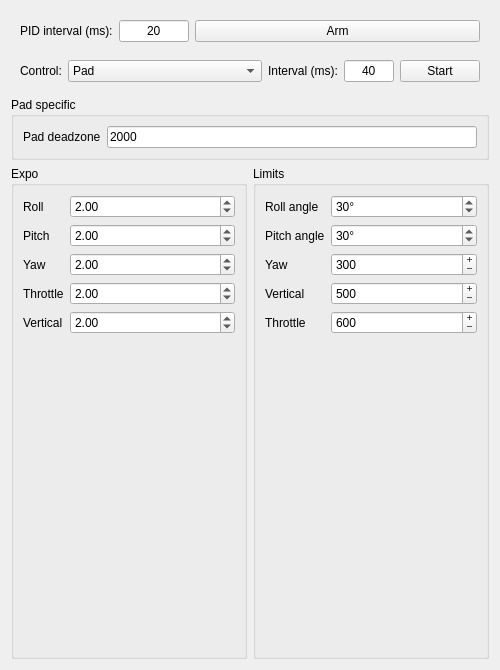
Old version of the form UiFiles/controlSettings.ui in the repository knr-auv/PC_GUI.
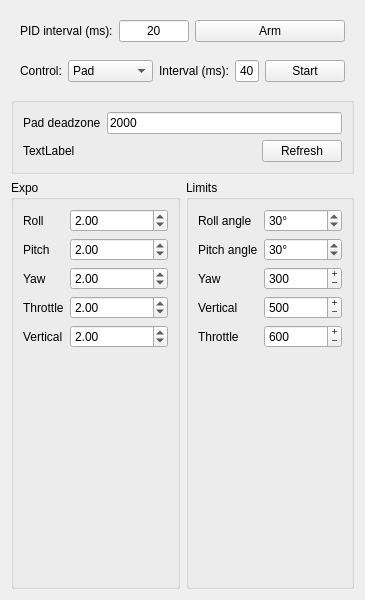
New version of the form.

```diff
--- a/UiFiles/controlSettings.ui
+++ b/UiFiles/controlSettings.ui
@@ -6,12 +6,12 @@
    <rect>
     <x>0</x>
     <y>0</y>
-    <width>500</width>
-    <height>670</height>
+    <width>365</width>
+    <height>600</height>
    </rect>
   </property>
   <property name="sizePolicy">
-   <sizepolicy hsizetype="Preferred" vsizetype="Preferred">
+   <sizepolicy hsizetype="Preferred" vsizetype="Minimum">
     <horstretch>0</horstretch>
     <verstretch>0</verstretch>
    </sizepolicy>
@@ -19,7 +19,7 @@
   <property name="minimumSize">
    <size>
     <width>0</width>
-    <height>0</height>
+    <height>600</height>
    </size>
   </property>
   <property name="maximumSize">
@@ -240,13 +240,28 @@
         <property name="minimumSize">
          <size>
           <width>0</width>
-          <height>50</height>
+          <height>69</height>
          </size>
         </property>
         <property name="title">
-         <string>Pad specific</string>
+         <string/>
         </property>
-        <layout class="QHBoxLayout" name="horizontalLayout">
+        <layout class="QVBoxLayout" name="verticalLayout_4">
+         <item>
+          <widget class="QWidget" name="widget_4" native="true">
+           <layout class="QHBoxLayout" name="horizontalLayout_5">
+            <property name="leftMargin">
+             <number>0</number>
+            </property>
+            <property name="topMargin">
+             <number>0</number>
+            </property>
+            <property name="rightMargin">
+             <number>0</number>
+            </property>
+            <property name="bottomMargin">
+             <number>0</number>
+            </property>
          <item>
           <widget class="QLabel" name="label_7">
            <property name="sizePolicy">
@@ -271,9 +286,62 @@
        </widget>
       </item>
       <item>
+          <widget class="QWidget" name="w_pad_select" native="true">
+           <layout class="QHBoxLayout" name="horizontalLayout">
+            <property name="leftMargin">
+             <number>0</number>
+            </property>
+            <property name="topMargin">
+             <number>0</number>
+            </property>
+            <property name="rightMargin">
+             <number>0</number>
+            </property>
+            <property name="bottomMargin">
+             <number>0</number>
+            </property>
+            <item>
+             <widget class="QLabel" name="l_padStatus">
+              <property name="text">
+               <string>TextLabel</string>
+              </property>
+             </widget>
+            </item>
+            <item>
+             <widget class="QPushButton" name="b_refresh">
+              <property name="sizePolicy">
+               <sizepolicy hsizetype="Maximum" vsizetype="Fixed">
+                <horstretch>0</horstretch>
+                <verstretch>0</verstretch>
+               </sizepolicy>
+              </property>
+              <property name="text">
+               <string>Refresh</string>
+              </property>
+             </widget>
+            </item>
+           </layout>
+          </widget>
+         </item>
+        </layout>
+       </widget>
+      </item>
+      <item>
        <layout class="QHBoxLayout" name="horizontalLayout_3">
         <item>
          <widget class="QGroupBox" name="groupBox">
+          <property name="sizePolicy">
+           <sizepolicy hsizetype="Preferred" vsizetype="Preferred">
+            <horstretch>0</horstretch>
+            <verstretch>0</verstretch>
+           </sizepolicy>
+          </property>
+          <property name="minimumSize">
+           <size>
+            <width>0</width>
+            <height>157</height>
+           </size>
+          </property>
           <property name="title">
            <string>Expo</string>
           </property>
@@ -419,6 +487,18 @@
         </item>
         <item>
          <widget class="QGroupBox" name="groupBox_2">
+          <property name="sizePolicy">
+           <sizepolicy hsizetype="Preferred" vsizetype="Preferred">
+            <horstretch>0</horstretch>
+            <verstretch>0</verstretch>
+           </sizepolicy>
+          </property>
+          <property name="minimumSize">
+           <size>
+            <width>0</width>
+            <height>157</height>
+           </size>
+          </property>
           <property name="title">
            <string>Limits</string>
           </property>
```
Lines whose indentation alone changed are shown as unchanged.
